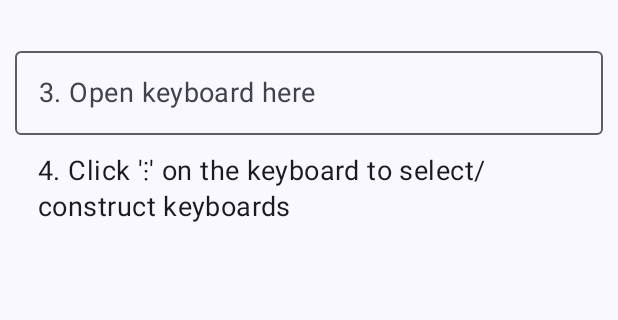
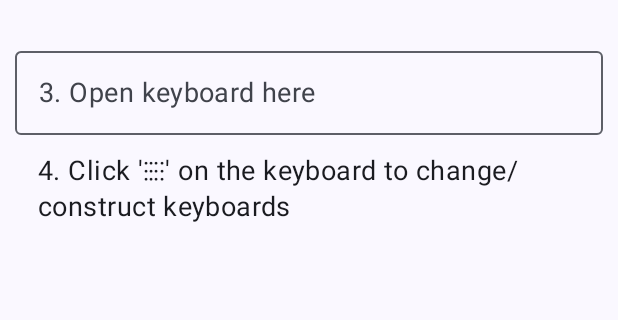
Before and after one commit to bbeni/thumb_friendly_keyboard, an Android app built with Jetpack Compose: the screen it shows after launch (MainActivity), on a phone screen of 412 x 824 dp, the part 518-838 px from its top. Run offline under Robolectric (Android 15) with nearby library versions, the phone set to English and light mode, and no system bars; libraries missing offline, so code that uses them is left out: splitties.systemservices.inputMethodManager.

Commit message:
change keys

```diff
--- a/KeyboardApp/app/src/main/java/ch/imaginarystudio/keyboardapp/KeyboardViews.kt
+++ b/KeyboardApp/app/src/main/java/ch/imaginarystudio/keyboardapp/KeyboardViews.kt
@@ -193,7 +193,7 @@ fun handleKey(keyboardState: KeyboardState, key: Key, ic: InputConnection) {
             "⇧" -> keyboardState.modifierShift.value =
                 !keyboardState.modifierShift.value
 
-            "⁝" -> {
+            "⁝⁝⁝⁝" -> {
                 // TODO: settings
                 keyboardState.showSettings.value = true
             }
--- a/KeyboardApp/app/src/main/res/values/strings.xml
+++ b/KeyboardApp/app/src/main/res/values/strings.xml
@@ -5,5 +5,5 @@
     <string name="enable_ime_steps">1. Enable \'Thumb Friendly Keyboard\'</string>
     <string name="select_ime_steps">2. Select \'English (United States) Thumb Friendly Keyboard\'</string>
     <string name="hint_to_test_keyboard">3. Open keyboard here</string>
-    <string name="click_settings_steps">4. Click \'⁝\' on the keyboard to select/construct keyboards</string>
+    <string name="click_settings_steps">4. Click \'⁝⁝⁝⁝\' on the keyboard to change/construct keyboards</string>
 </resources>
```
Also changed, not shown: KeyboardApp/app/src/main/java/ch/imaginarystudio/keyboardapp/Keyboard.kt (+15 -9 lines).
